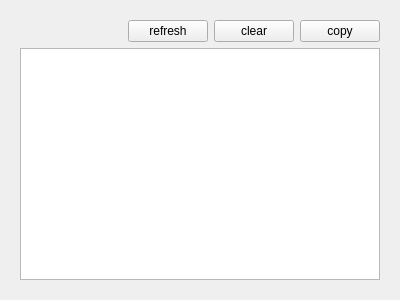
Old version of the form QtAdb/sonPages/standardoutputpage.ui in the repository LapplandSP/QtAdb.
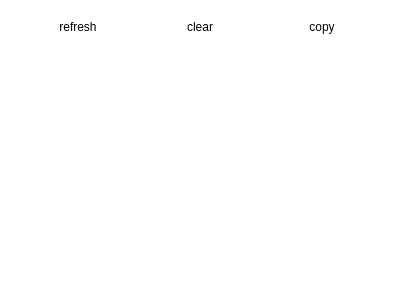
New version of the form.

```diff
--- a/QtAdb/sonPages/standardoutputpage.ui
+++ b/QtAdb/sonPages/standardoutputpage.ui
@@ -13,6 +13,9 @@
   <property name="windowTitle">
    <string>Form</string>
   </property>
+  <property name="styleSheet">
+   <string notr="true">background-color:rgba(255,255,255,255);border-radius:4px;border:0px;</string>
+  </property>
   <layout class="QVBoxLayout" name="verticalLayout">
    <item>
     <widget class="QWidget" name="widget" native="true">
@@ -21,21 +24,14 @@
        <layout class="QVBoxLayout" name="verticalLayout_2">
         <item>
          <layout class="QHBoxLayout" name="horizontalLayout_2">
-          <item>
-           <spacer name="horizontalSpacer">
-            <property name="orientation">
-             <enum>Qt::Horizontal</enum>
-            </property>
-            <property name="sizeHint" stdset="0">
-             <size>
-              <width>40</width>
-              <height>20</height>
-             </size>
-            </property>
-           </spacer>
-          </item>
           <item>
            <widget class="QPushButton" name="refreshBtn">
+            <property name="styleSheet">
+             <string notr="true">QPushButton{background-color:rgba(255,255,255,0.9);border-radius:4px;border:0px;}
+QPushButton:hover{background-color:rgba(255,255,255,0.7);}
+QPushButton:pressed{background-color:rgba(255,255,255,0.6);}
+QToolTip{border:1px solid #BDBDBD; background-color: #ffffff; color:rgba(117, 117, 117, 0.9);font-family: MiSans Medium; font-size:12px;border-radius:4px;}</string>
+            </property>
             <property name="text">
              <string>refresh</string>
             </property>
@@ -43,6 +39,12 @@
           </item>
           <item>
            <widget class="QPushButton" name="clearBtn">
+            <property name="styleSheet">
+             <string notr="true">QPushButton{background-color:rgba(255,255,255,0.9);border-radius:4px;border:0px;}
+QPushButton:hover{background-color:rgba(255,255,255,0.7);}
+QPushButton:pressed{background-color:rgba(255,255,255,0.6);}
+QToolTip{border:1px solid #BDBDBD; background-color: #ffffff; color:rgba(117, 117, 117, 0.9);font-family: MiSans Medium; font-size:12px;border-radius:4px;}</string>
+            </property>
             <property name="text">
              <string>clear</string>
             </property>
@@ -50,6 +52,12 @@
           </item>
           <item>
            <widget class="QPushButton" name="copyBtn">
+            <property name="styleSheet">
+             <string notr="true">QPushButton{background-color:rgba(255,255,255,0.9);border-radius:4px;border:0px;}
+QPushButton:hover{background-color:rgba(255,255,255,0.7);}
+QPushButton:pressed{background-color:rgba(255,255,255,0.6);}
+QToolTip{border:1px solid #BDBDBD; background-color: #ffffff; color:rgba(117, 117, 117, 0.9);font-family: MiSans Medium; font-size:12px;border-radius:4px;}</string>
+            </property>
             <property name="text">
              <string>copy</string>
             </property>
@@ -58,7 +66,11 @@
          </layout>
         </item>
         <item>
-         <widget class="QTextBrowser" name="textBrowser"/>
+         <widget class="QTextBrowser" name="textBrowser">
+          <property name="styleSheet">
+           <string notr="true">background-color:rgba(255,255,255,0.9);border-radius:4px;border:0px;</string>
+          </property>
+         </widget>
         </item>
        </layout>
       </item>
```
